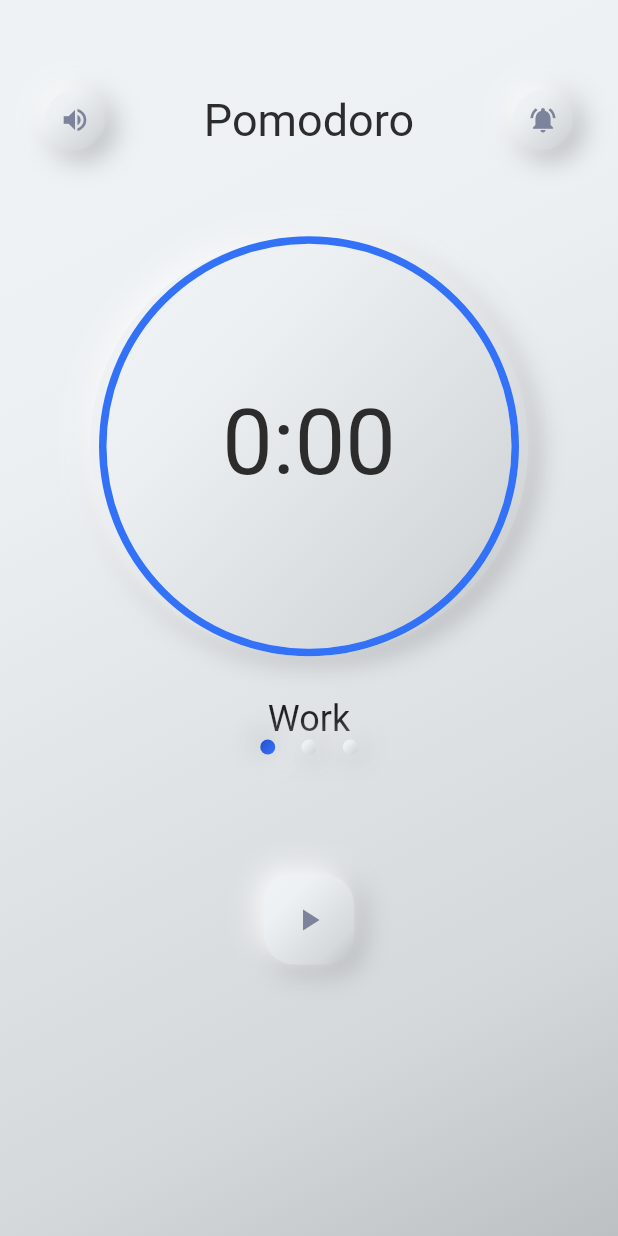
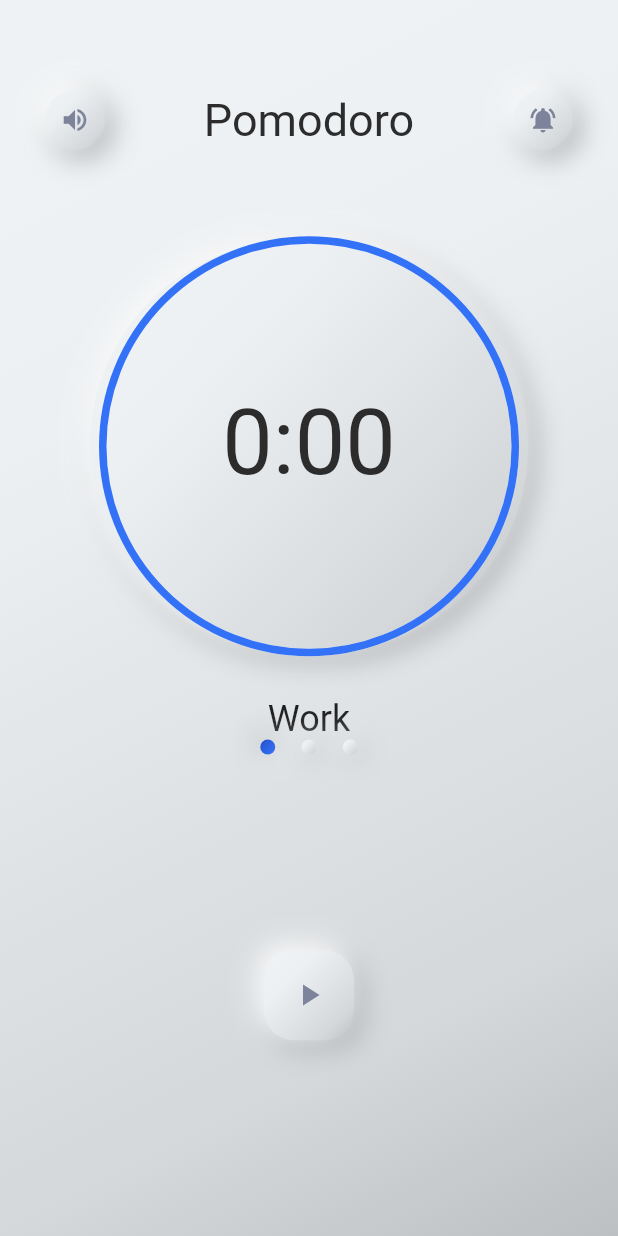
Before and after one commit to MatthieuNadeau96/pomodoro_timer, a Flutter app: the screen it shows after launch, on a phone screen of 412 x 824 dp. Run offline on Flutter 3.47's test engine with Material 2 defaults, Android fonts, the phone set to English and light mode, and no system bars.

Commit message:
added expanded to the play button so it can fit on other mobile devices

```diff
--- a/lib/main.dart
+++ b/lib/main.dart
@@ -251,8 +251,8 @@ class _MyHomePageState extends State<MyHomePage> with TickerProviderStateMixin {
                 ),
                 SizedBox(height: 30),
                 // Play Pause Button
-                Container(
-                  margin: EdgeInsets.all(50),
+                Expanded(
+                  child: Container(
                     child: Row(
                       mainAxisAlignment: MainAxisAlignment.spaceEvenly,
                       children: <Widget>[
@@ -284,6 +284,7 @@ class _MyHomePageState extends State<MyHomePage> with TickerProviderStateMixin {
                           },
                         ),
                       ],
+                    ),
                   ),
                 ),
               ],
```
Lines whose indentation alone changed are shown as unchanged.
